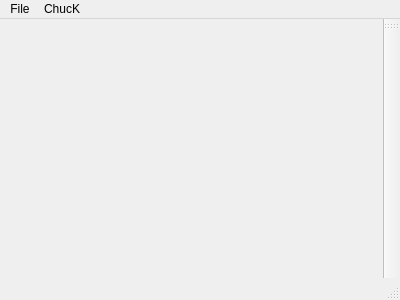
Above: mainwindow.ui from ravelite/basicEditor before the change. Below: the same form after it.
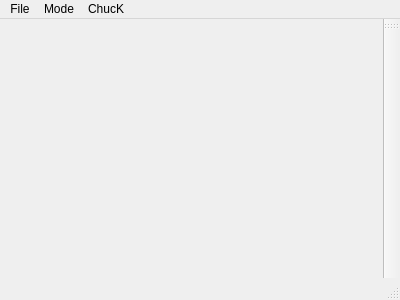
That is the form after the change.

Commit message: adding buttons for language mode

The edit to the form file:
```diff
--- a/mainwindow.ui
+++ b/mainwindow.ui
@@ -40,7 +40,16 @@
     </property>
     <addaction name="actionAdd_Shred"/>
    </widget>
+   <widget class="QMenu" name="menuMode">
+    <property name="title">
+     <string>Mode</string>
+    </property>
+    <addaction name="actionChuckMode"/>
+    <addaction name="actionSCMode"/>
+    <addaction name="actionToggle_Mode"/>
+   </widget>
    <addaction name="menuFile"/>
+   <addaction name="menuMode"/>
    <addaction name="menuChucK"/>
   </widget>
   <widget class="QToolBar" name="mainToolBar">
```
Left out of the diff: 21 changed lines with no effect on the pictures.
